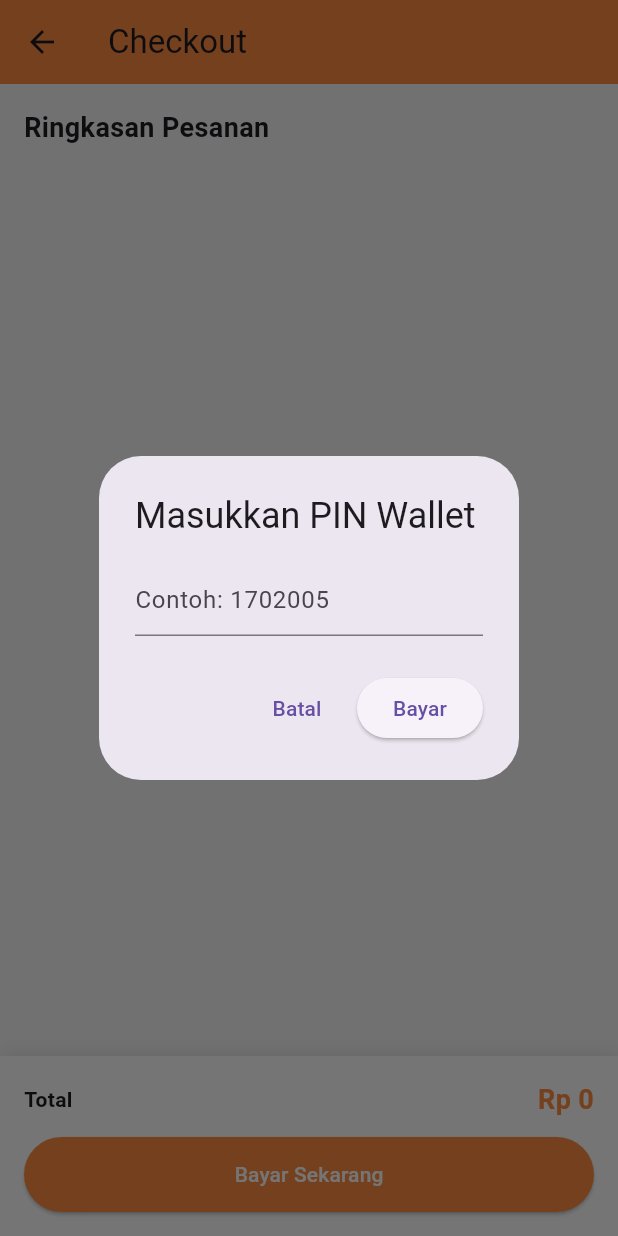
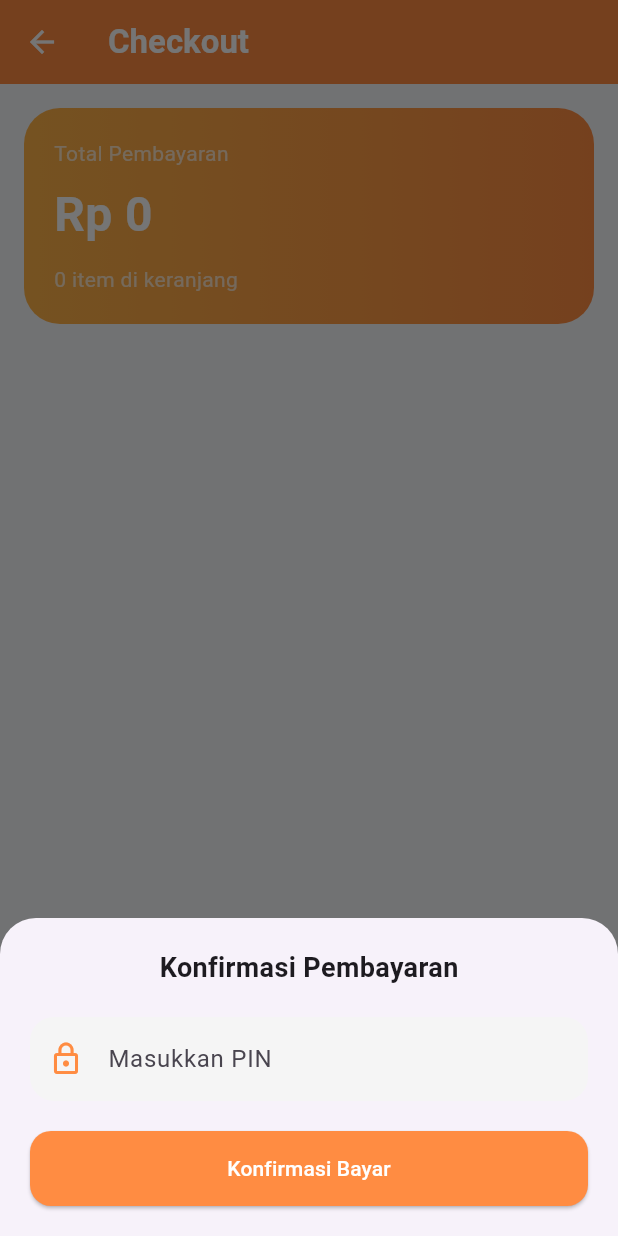
Before and after one commit to hiofadlikaakbar/semangat-mandiri-marketplace-mobile, a Flutter app: the CheckoutPage screen opened directly, after a tap on "Bayar Sekarang", on a phone screen of 412 x 824 dp. Run offline on Flutter 3.47's test engine with Material 3 defaults, Android fonts, the phone set to English and light mode, and no system bars; our stand-ins replace cloud_firestore, firebase_auth, firebase_core, firebase_messaging, google_sign_in, shared_preferences; accounts and stored records are empty.

Commit message:
perbagus ui checkout

```diff
--- a/lib/features/payment/checkout_page.dart
+++ b/lib/features/payment/checkout_page.dart
@@ -17,30 +17,73 @@ class _CheckoutPageState extends State<CheckoutPage> {
   bool isLoading = false;
 
   void _showPinDialog() {
-    showDialog(
+    showModalBottomSheet(
       context: context,
+      isScrollControlled: true,
+      shape: const RoundedRectangleBorder(
+        borderRadius: BorderRadius.vertical(top: Radius.circular(24)),
+      ),
       builder: (context) {
-        return AlertDialog(
-          title: const Text("Masukkan PIN Wallet"),
-          content: TextField(
+        return Padding(
+          padding: EdgeInsets.only(
+            left: 20,
+            right: 20,
+            top: 20,
+            bottom: MediaQuery.of(context).viewInsets.bottom + 20,
+          ),
+          child: Column(
+            mainAxisSize: MainAxisSize.min,
+            children: [
+              const Text(
+                "Konfirmasi Pembayaran",
+                style: TextStyle(fontSize: 18, fontWeight: FontWeight.bold),
+              ),
+
+              const SizedBox(height: 20),
+
+              TextField(
                 controller: pinController,
                 obscureText: true,
                 keyboardType: TextInputType.number,
-            decoration: const InputDecoration(hintText: "Contoh: 1702005"),
+                decoration: InputDecoration(
+                  hintText: "Masukkan PIN",
+                  prefixIcon: const Icon(
+                    Icons.lock_outline,
+                    color: Color(0xFFFF8C42),
                   ),
-          actions: [
-            TextButton(
-              onPressed: () => Navigator.pop(context),
-              child: const Text("Batal"),
+                  filled: true,
+                  fillColor: const Color(0xFFF5F5F5),
+                  border: OutlineInputBorder(
+                    borderRadius: BorderRadius.circular(16),
+                    borderSide: BorderSide.none,
                   ),
-            ElevatedButton(
+                ),
+              ),
+
+              const SizedBox(height: 20),
+
+              SizedBox(
+                width: double.infinity,
+                height: 50,
+                child: ElevatedButton(
+                  style: ElevatedButton.styleFrom(
+                    backgroundColor: const Color(0xFFFF8C42),
+                    shape: RoundedRectangleBorder(
+                      borderRadius: BorderRadius.circular(14),
+                    ),
+                  ),
                   onPressed: () async {
                     Navigator.pop(context);
                     await _processPayment();
                   },
-              child: const Text("Bayar"),
+                  child: const Text(
+                    "Konfirmasi Bayar",
+                    style: TextStyle(color: Colors.white),
+                  ),
+                ),
               ),
             ],
+          ),
         );
       },
     );
@@ -66,25 +109,20 @@ class _CheckoutPageState extends State<CheckoutPage> {
       }
 
       final data = walletSnap.data() as Map<String, dynamic>;
-
       final savedPin = data['pin'];
       final balance = data['balance'] ?? 0;
       final total = cart.totalPrice.toInt();
 
-      // 🔐 cek PIN
       if (pinController.text != savedPin) {
         throw "PIN salah";
       }
 
-      // 💰 cek saldo
       if (balance < total) {
         throw "Saldo tidak cukup";
       }
 
-      // ➖ update saldo wallet
       await walletRef.update({'balance': balance - total});
 
-      // 📦 create transaction
       await FirebaseFirestore.instance.collection('transactions').add({
         'userId': user.uid,
         'amount': total,
@@ -92,7 +130,6 @@ class _CheckoutPageState extends State<CheckoutPage> {
         'createdAt': Timestamp.now(),
       });
 
-      // 🧹 clear cart
       cart.clearCart();
 
       if (!mounted) return;
@@ -116,89 +153,148 @@ class _CheckoutPageState extends State<CheckoutPage> {
     final cart = Provider.of<CartProvider>(context);
 
     return Scaffold(
-      backgroundColor: const Color(0xFFF7F7F7),
+      backgroundColor: const Color(0xFFF7F8FB),
 
       appBar: AppBar(
         backgroundColor: const Color(0xFFFF8C42),
-        title: const Text("Checkout"),
+        elevation: 0,
+        title: const Text(
+          "Checkout",
+          style: TextStyle(color: Colors.white, fontWeight: FontWeight.bold),
+        ),
+        iconTheme: const IconThemeData(color: Colors.white),
       ),
 
       body: Column(
         children: [
-          Expanded(
-            child: ListView(
-              padding: const EdgeInsets.all(16),
+          // SUMMARY HEADER
+          Container(
+            width: double.infinity,
+            margin: const EdgeInsets.all(16),
+            padding: const EdgeInsets.all(20),
+            decoration: BoxDecoration(
+              gradient: const LinearGradient(
+                colors: [Color(0xFFFFB347), Color(0xFFFF8C42)],
+              ),
+              borderRadius: BorderRadius.circular(24),
+            ),
+            child: Column(
+              crossAxisAlignment: CrossAxisAlignment.start,
               children: [
                 const Text(
-                  "Ringkasan Pesanan",
-                  style: TextStyle(fontSize: 18, fontWeight: FontWeight.bold),
+                  "Total Pembayaran",
+                  style: TextStyle(color: Colors.white70),
                 ),
 
-                const SizedBox(height: 12),
+                const SizedBox(height: 8),
 
-                ...cart.items.map((item) {
-                  return Card(
-                    child: ListTile(
-                      title: Text(item.name),
-                      subtitle: Text("${item.quantity} x Rp ${item.price}"),
-                      trailing: Text(
-                        "Rp ${(item.price * item.quantity).toInt()}",
+                Text(
+                  "Rp ${cart.totalPrice.toInt()}",
+                  style: const TextStyle(
+                    fontSize: 32,
+                    color: Colors.white,
+                    fontWeight: FontWeight.bold,
                   ),
                 ),
-                  );
-                }).toList(),
+
+                const SizedBox(height: 10),
+
+                Text(
+                  "${cart.items.length} item di keranjang",
+                  style: const TextStyle(color: Colors.white70),
+                ),
               ],
             ),
           ),
 
-          Container(
+          // LIST ITEMS
+          Expanded(
+            child: ListView.builder(
+              padding: const EdgeInsets.symmetric(horizontal: 16),
+              itemCount: cart.items.length,
+              itemBuilder: (context, index) {
+                final item = cart.items[index];
+
+                return Container(
+                  margin: const EdgeInsets.only(bottom: 12),
+                  padding: const EdgeInsets.all(14),
+                  decoration: BoxDecoration(
+                    color: Colors.white,
+                    borderRadius: BorderRadius.circular(16),
+                    boxShadow: [
+                      BoxShadow(
+                        color: Colors.black.withOpacity(0.04),
+                        blurRadius: 10,
+                      ),
+                    ],
+                  ),
+                  child: Row(
+                    children: [
+                      Expanded(
+                        child: Column(
+                          crossAxisAlignment: CrossAxisAlignment.start,
+                          children: [
+                            Text(
+                              item.name,
+                              style: const TextStyle(
+                                fontWeight: FontWeight.bold,
+                              ),
+                            ),
+                            const SizedBox(height: 4),
+                            Text(
+                              "${item.quantity} x Rp ${item.price}",
+                              style: TextStyle(color: Colors.grey.shade600),
+                            ),
+                          ],
+                        ),
+                      ),
+
+                      Text(
+                        "Rp ${(item.price * item.quantity).toInt()}",
+                        style: const TextStyle(
+                          fontWeight: FontWeight.bold,
+                          color: Color(0xFFFF8C42),
+                        ),
+                      ),
+                    ],
+                  ),
+                );
+              },
+            ),
+          ),
+        ],
+      ),
+
+      // BOTTOM CHECKOUT BAR
+      bottomNavigationBar: Container(
         padding: const EdgeInsets.all(16),
         decoration: const BoxDecoration(
           color: Colors.white,
           boxShadow: [BoxShadow(color: Colors.black12, blurRadius: 10)],
         ),
-            child: Column(
-              children: [
-                Row(
-                  mainAxisAlignment: MainAxisAlignment.spaceBetween,
-                  children: [
-                    const Text(
-                      "Total",
-                      style: TextStyle(fontWeight: FontWeight.bold),
-                    ),
-                    Text(
-                      "Rp ${cart.totalPrice.toInt()}",
-                      style: const TextStyle(
-                        fontSize: 18,
-                        color: Color(0xFFFF8C42),
-                        fontWeight: FontWeight.bold,
+        child: SafeArea(
+          child: SizedBox(
+            height: 55,
+            child: ElevatedButton(
+              onPressed: isLoading ? null : _showPinDialog,
+              style: ElevatedButton.styleFrom(
+                backgroundColor: const Color(0xFFFF8C42),
+                shape: RoundedRectangleBorder(
+                  borderRadius: BorderRadius.circular(16),
                 ),
               ),
-                  ],
-                ),
-
-                const SizedBox(height: 12),
-
-                SizedBox(
-                  width: double.infinity,
-                  height: 50,
-                  child: ElevatedButton(
-                    style: ElevatedButton.styleFrom(
-                      backgroundColor: const Color(0xFFFF8C42),
-                    ),
-                    onPressed: isLoading ? null : _showPinDialog,
               child: isLoading
                   ? const CircularProgressIndicator(color: Colors.white)
                   : const Text(
                       "Bayar Sekarang",
-                            style: TextStyle(color: Colors.white),
+                      style: TextStyle(
+                        color: Colors.white,
+                        fontWeight: FontWeight.bold,
                       ),
                     ),
             ),
-              ],
           ),
         ),
-        ],
       ),
     );
   }
```
Lines whose indentation alone changed are shown as unchanged.
